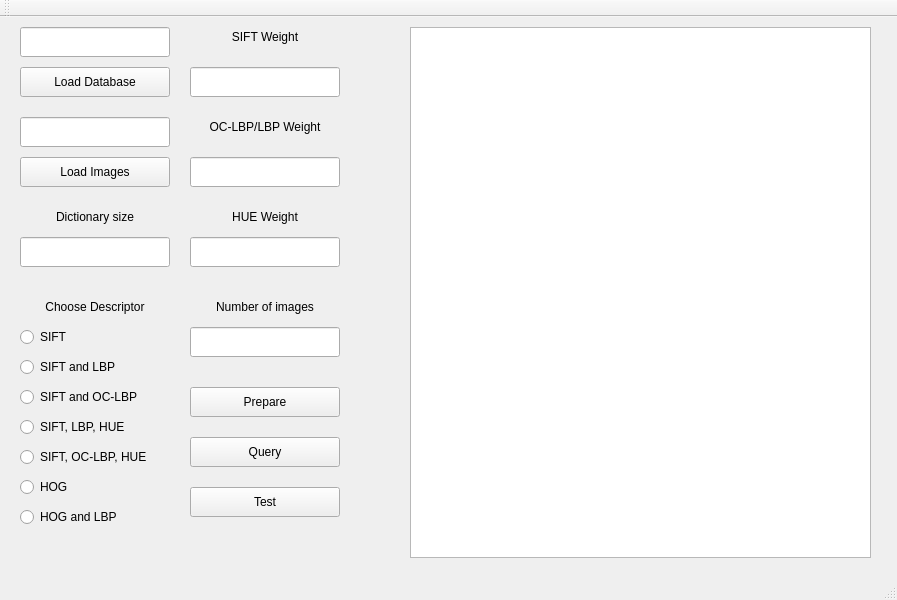
Before: the Qt Designer form src/mainwindow.ui in kczarnota/similar_images_search_engine, drawn with Qt 5.
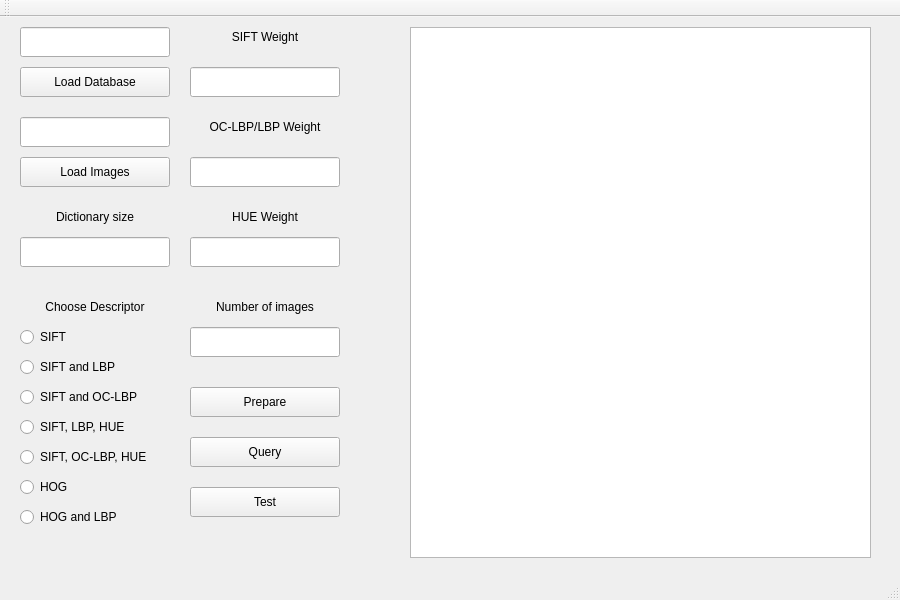
After: the same form once the commit is applied.

The edit to the form file:
```diff
--- a/src/mainwindow.ui
+++ b/src/mainwindow.ui
@@ -6,10 +6,22 @@
    <rect>
     <x>0</x>
     <y>0</y>
-    <width>897</width>
+    <width>900</width>
     <height>600</height>
    </rect>
   </property>
+  <property name="minimumSize">
+   <size>
+    <width>900</width>
+    <height>600</height>
+   </size>
+  </property>
+  <property name="maximumSize">
+   <size>
+    <width>900</width>
+    <height>600</height>
+   </size>
+  </property>
   <property name="windowTitle">
    <string>MainWindow</string>
   </property>
```
Left out of the diff: 2 changed lines with no effect on the pictures.
